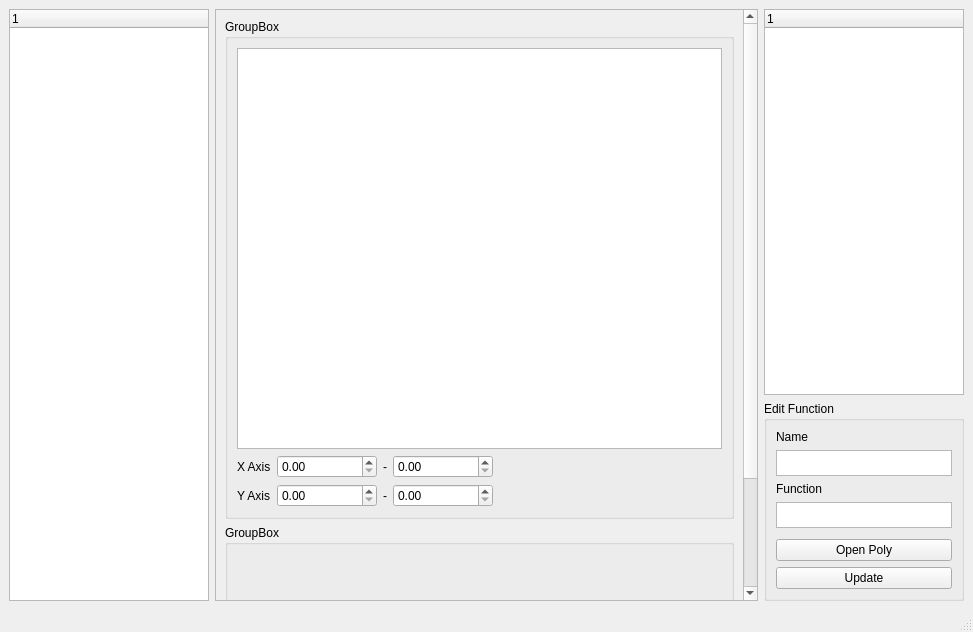
Old version of the form Graphitty/mainview.ui in the repository ultradr3mer/Graphitty.
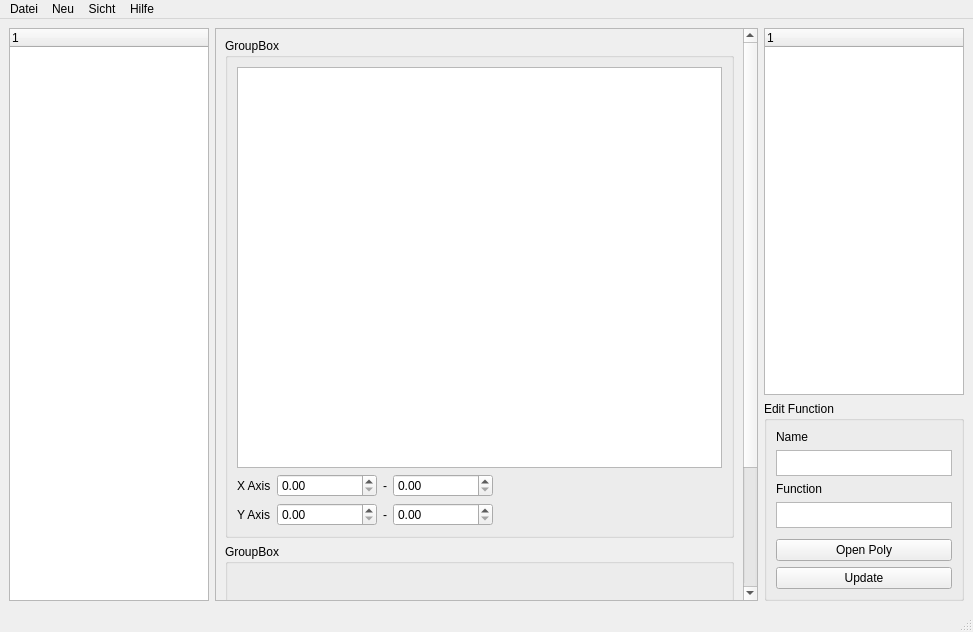
New version of the form. Custom widgets are drawn as their Qt base class.

Diff of the .ui file:
```diff
--- a/Graphitty/mainview.ui
+++ b/Graphitty/mainview.ui
@@ -322,6 +322,34 @@
      <height>21</height>
     </rect>
    </property>
+   <widget class="QMenu" name="menutest">
+    <property name="title">
+     <string>Datei</string>
+    </property>
+    <addaction name="actionSpeichern"/>
+    <addaction name="actionSpeichern_unter"/>
+    <addaction name="separator"/>
+    <addaction name="actionProjektmappe_schlie_en"/>
+   </widget>
+   <widget class="QMenu" name="menuSicht">
+    <property name="title">
+     <string>Neu</string>
+    </property>
+   </widget>
+   <widget class="QMenu" name="menuSicht_2">
+    <property name="title">
+     <string>Sicht</string>
+    </property>
+   </widget>
+   <widget class="QMenu" name="menuHilfe">
+    <property name="title">
+     <string>Hilfe</string>
+    </property>
+   </widget>
+   <addaction name="menutest"/>
+   <addaction name="menuSicht"/>
+   <addaction name="menuSicht_2"/>
+   <addaction name="menuHilfe"/>
   </widget>
   <widget class="QStatusBar" name="statusbar"/>
  </widget>
```
Left out of the diff: 15 changed lines with no effect on the pictures.
